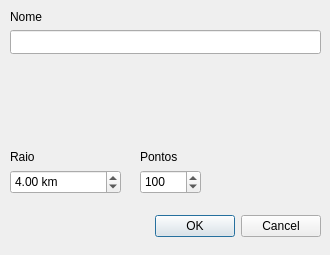
Above: dialogs/circledialog.ui from cragapito/qtkamal before the change. Below: the same form after it.
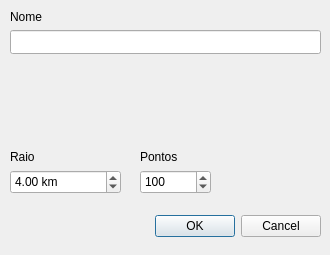
That is the form after the change. Icons and pictures are not drawn. Custom widgets are drawn as their Qt base class.

What changed in the file:
```diff
--- a/dialogs/circledialog.ui
+++ b/dialogs/circledialog.ui
@@ -124,12 +124,12 @@
     <rect>
      <x>140</x>
      <y>170</y>
-     <width>61</width>
+     <width>71</width>
      <height>24</height>
     </rect>
    </property>
    <property name="maximum">
-    <number>1000</number>
+    <number>36000</number>
    </property>
    <property name="value">
     <number>100</number>
```
